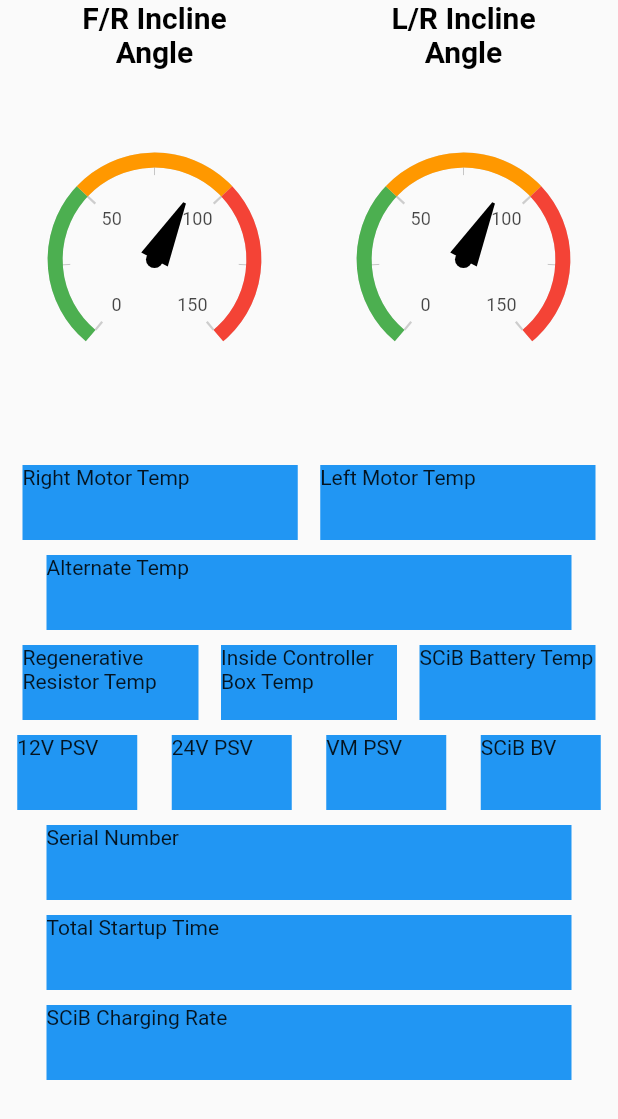
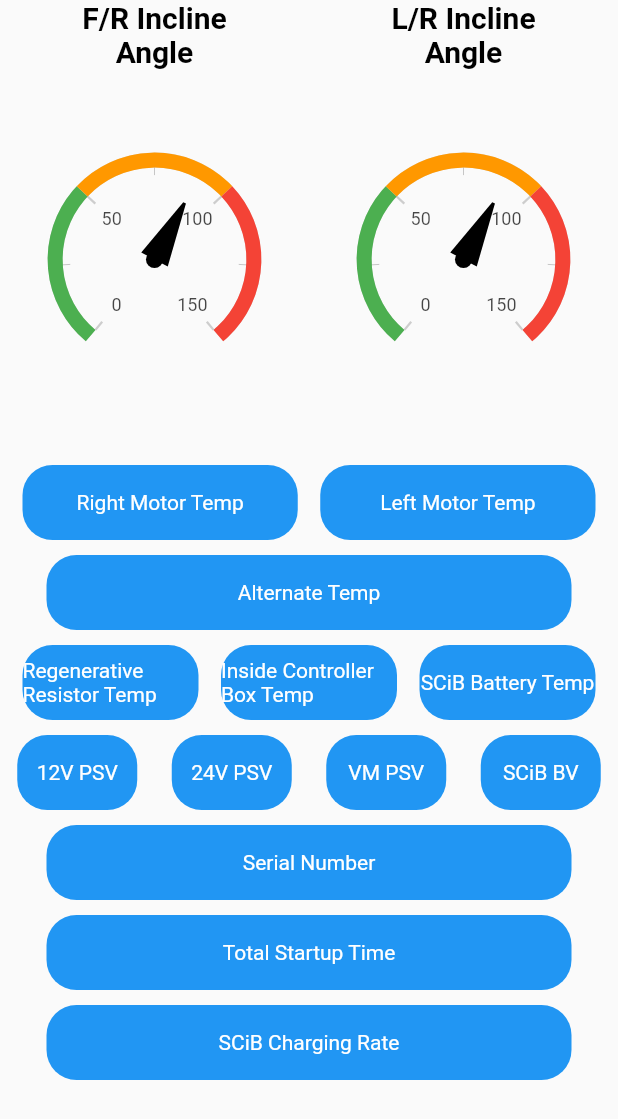
Before and after one commit to kashichhwaujwal/Brush-Cutter-, a Flutter app: the MachineInfoPage screen opened directly, on a phone screen of 412 x 824 dp. Shown: the top 1119 px of the screen. Run offline on Flutter 3.47's test engine with Material 2 defaults, Android fonts, the phone set to English and light mode, and no system bars; drawn by our look-alikes of syncfusion_flutter_gauges; our stand-ins replace toggle_switch.

Commit message:
fix: fix alignment and color for machine information screen

```diff
--- a/lib/pages/machine_info_page.dart
+++ b/lib/pages/machine_info_page.dart
@@ -47,8 +47,14 @@ class _MachineInfoPageState extends State<MachineInfoPage> {
               child: Container(
                 height: 50,
                 width: 150,
-                decoration: BoxDecoration(color: Colors.blue),
-                child: Text('Right Motor Temp'),
+                decoration: BoxDecoration(
+                    color: Colors.blue,
+                    borderRadius: BorderRadius.circular(20)),
+                child: Center(
+                    child: Text(
+                  'Right Motor Temp',
+                  style: TextStyle(color: Colors.white),
+                )),
               ),
             ),
             SizedBox(
@@ -58,8 +64,14 @@ class _MachineInfoPageState extends State<MachineInfoPage> {
               child: Container(
                 height: 50,
                 width: 150,
-                decoration: BoxDecoration(color: Colors.blue),
-                child: Text('Left Motor Temp'),
+                decoration: BoxDecoration(
+                    color: Colors.blue,
+                    borderRadius: BorderRadius.circular(20)),
+                child: Center(
+                    child: Text(
+                  'Left Motor Temp',
+                  style: TextStyle(color: Colors.white),
+                )),
               ),
             ),
             SizedBox(
@@ -73,8 +85,15 @@ class _MachineInfoPageState extends State<MachineInfoPage> {
         Container(
           height: 50,
           width: 350,
-          decoration: BoxDecoration(color: Colors.blue),
-          child: Text('Alternate Temp'),
+          decoration: BoxDecoration(
+              color: Colors.blue, borderRadius: BorderRadius.circular(20)),
+          child: Center(
+              child: Text(
+            'Alternate Temp',
+            style: TextStyle(
+              color: Colors.white,
+            ),
+          )),
         ),
         SizedBox(
           height: 10,
@@ -89,8 +108,14 @@ class _MachineInfoPageState extends State<MachineInfoPage> {
               child: Container(
                 height: 50,
                 width: 70,
-                decoration: BoxDecoration(color: Colors.blue),
-                child: Text('Regenerative Resistor Temp'),
+                decoration: BoxDecoration(
+                    color: Colors.blue,
+                    borderRadius: BorderRadius.circular(20)),
+                child: Center(
+                    child: Text(
+                  'Regenerative Resistor Temp',
+                  style: TextStyle(color: Colors.white),
+                )),
               ),
             ),
             SizedBox(
@@ -100,8 +125,14 @@ class _MachineInfoPageState extends State<MachineInfoPage> {
               child: Container(
                 height: 50,
                 width: 70,
-                decoration: BoxDecoration(color: Colors.blue),
-                child: Text('Inside Controller Box Temp'),
+                decoration: BoxDecoration(
+                    color: Colors.blue,
+                    borderRadius: BorderRadius.circular(20)),
+                child: Center(
+                    child: Text(
+                  'Inside Controller Box Temp',
+                  style: TextStyle(color: Colors.white),
+                )),
               ),
             ),
             SizedBox(
@@ -111,8 +142,14 @@ class _MachineInfoPageState extends State<MachineInfoPage> {
               child: Container(
                 height: 50,
                 width: 70,
-                decoration: BoxDecoration(color: Colors.blue),
-                child: Text('SCiB Battery Temp'),
+                decoration: BoxDecoration(
+                    color: Colors.blue,
+                    borderRadius: BorderRadius.circular(20)),
+                child: Center(
+                    child: Text(
+                  'SCiB Battery Temp',
+                  style: TextStyle(color: Colors.white),
+                )),
               ),
             ),
             SizedBox(
@@ -129,26 +166,47 @@ class _MachineInfoPageState extends State<MachineInfoPage> {
             Container(
               height: 50,
               width: 80,
-              decoration: BoxDecoration(color: Colors.blue),
-              child: Text('12V PSV'),
+              decoration: BoxDecoration(
+                  color: Colors.blue, borderRadius: BorderRadius.circular(20)),
+              child: Center(
+                child: Text(
+                  '12V PSV',
+                  style: TextStyle(color: Colors.white),
+                ),
+              ),
             ),
             Container(
               height: 50,
               width: 80,
-              decoration: BoxDecoration(color: Colors.blue),
-              child: Text('24V PSV'),
+              decoration: BoxDecoration(
+                  color: Colors.blue, borderRadius: BorderRadius.circular(20)),
+              child: Center(
+                  child: Text(
+                '24V PSV',
+                style: TextStyle(color: Colors.white),
+              )),
             ),
             Container(
               height: 50,
               width: 80,
-              decoration: BoxDecoration(color: Colors.blue),
-              child: Text('VM PSV'),
+              decoration: BoxDecoration(
+                  color: Colors.blue, borderRadius: BorderRadius.circular(20)),
+              child: Center(
+                  child: Text(
+                'VM PSV',
+                style: TextStyle(color: Colors.white),
+              )),
             ),
             Container(
               height: 50,
               width: 80,
-              decoration: BoxDecoration(color: Colors.blue),
-              child: Text('SCiB BV'),
+              decoration: BoxDecoration(
+                  color: Colors.blue, borderRadius: BorderRadius.circular(20)),
+              child: Center(
+                  child: Text(
+                'SCiB BV',
+                style: TextStyle(color: Colors.white),
+              )),
             ),
           ],
         ),
@@ -158,8 +216,13 @@ class _MachineInfoPageState extends State<MachineInfoPage> {
         Container(
           height: 50,
           width: 350,
-          decoration: BoxDecoration(color: Colors.blue),
-          child: Text('Serial Number'),
+          decoration: BoxDecoration(
+              color: Colors.blue, borderRadius: BorderRadius.circular(20)),
+          child: Center(
+              child: Text(
+            'Serial Number',
+            style: TextStyle(color: Colors.white),
+          )),
         ),
         SizedBox(
           height: 10,
@@ -167,8 +230,13 @@ class _MachineInfoPageState extends State<MachineInfoPage> {
         Container(
           height: 50,
           width: 350,
-          decoration: BoxDecoration(color: Colors.blue),
-          child: Text('Total Startup Time'),
+          decoration: BoxDecoration(
+              color: Colors.blue, borderRadius: BorderRadius.circular(20)),
+          child: Center(
+              child: Text(
+            'Total Startup Time',
+            style: TextStyle(color: Colors.white),
+          )),
         ),
         SizedBox(
           height: 10,
@@ -176,8 +244,13 @@ class _MachineInfoPageState extends State<MachineInfoPage> {
         Container(
           height: 50,
           width: 350,
-          decoration: BoxDecoration(color: Colors.blue),
-          child: Text('SCiB Charging Rate'),
+          decoration: BoxDecoration(
+              color: Colors.blue, borderRadius: BorderRadius.circular(20)),
+          child: Center(
+              child: Text(
+            'SCiB Charging Rate',
+            style: TextStyle(color: Colors.white),
+          )),
         ),
       ]),
     ));
```
Also changed, not shown: pubspec.lock.
